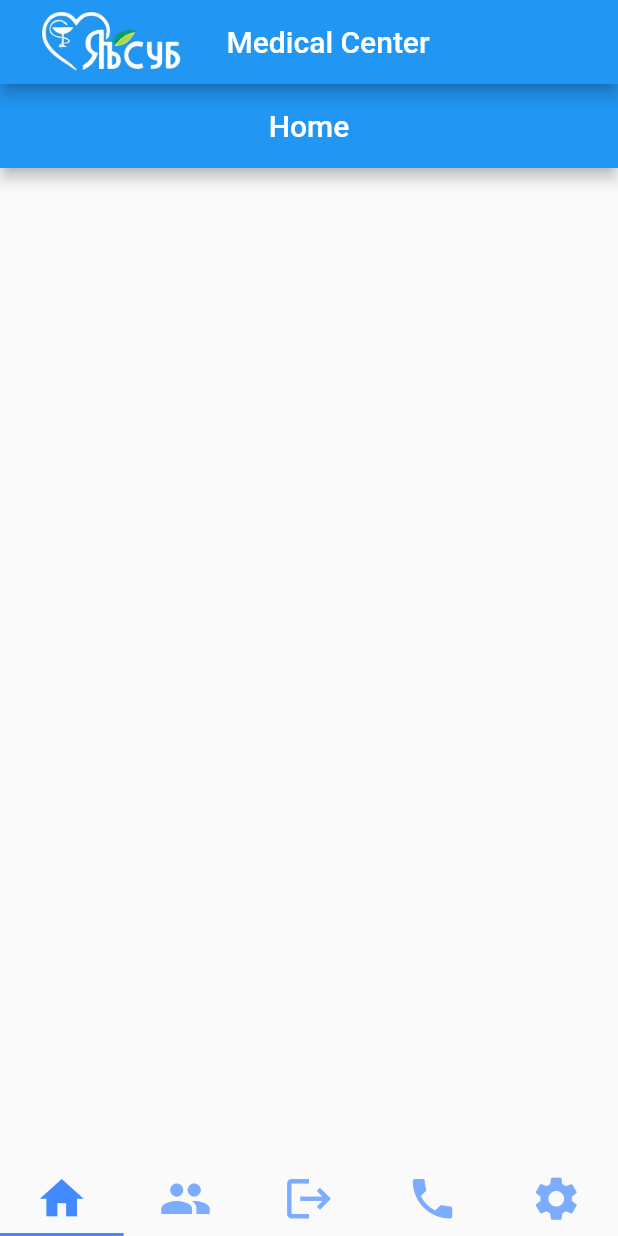
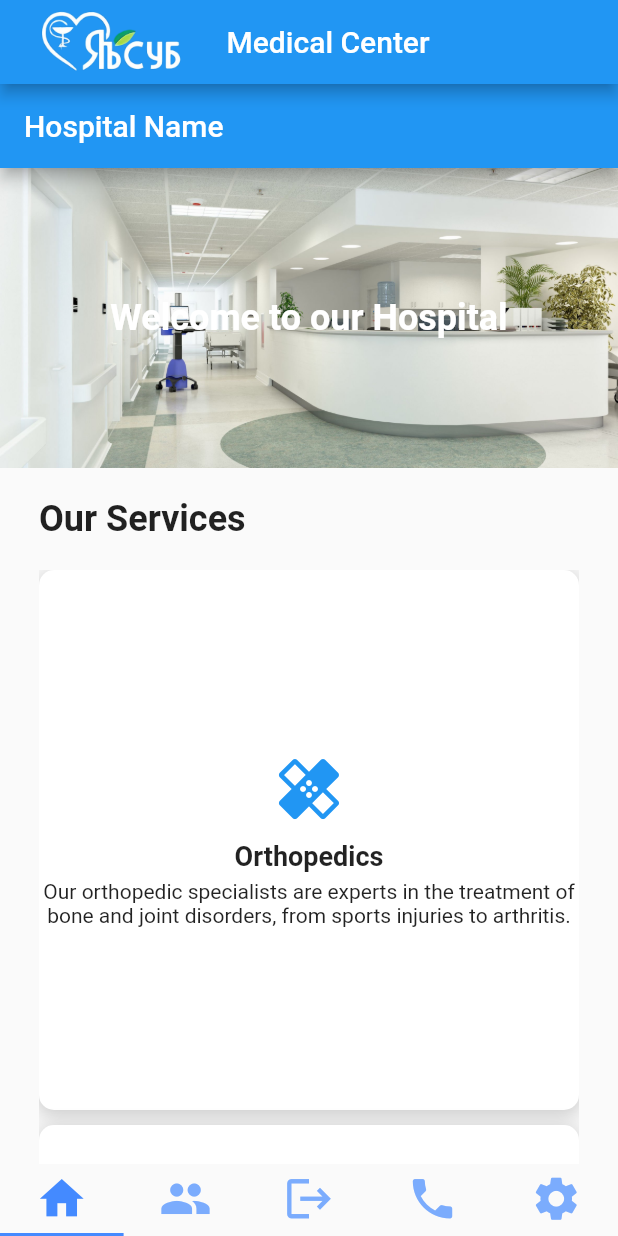
Before and after one commit to MrKomron/flutter_end_project, a Flutter app: the screen it shows after launch, on a phone screen of 412 x 824 dp. Run offline on Flutter 3.47's test engine with Material 2 defaults, Android fonts, the phone set to English and light mode, and no system bars.

Commit message:
home page is aangemaakt

```diff
--- a/lib/main.dart
+++ b/lib/main.dart
@@ -79,6 +79,8 @@ class MedicalCenter extends StatelessWidget {
                 Contact(),
                 Settings(),
               ],
-            )));
+            )
+        )
+    );
   }
 }
--- a/lib/pages/home.dart
+++ b/lib/pages/home.dart
@@ -5,9 +5,131 @@ class HomePage extends StatelessWidget {
   Widget build(BuildContext context) {
     return Scaffold(
       appBar: AppBar(
-        title: Center(child: Text('Home')),
+        title: Text('Hospital Name'),
       ),
-      body: SingleChildScrollView(
+      body: Column(
+        children: [
+          Container(
+            height: 200.0,
+            width: double.infinity,
+            decoration: BoxDecoration(
+              image: DecorationImage(
+                image: AssetImage('assets/images/hospital.jpg'),
+                fit: BoxFit.cover,
+              ),
+            ),
+            child: Center(
+              child: Text(
+                'Welcome to our Hospital',
+                style: TextStyle(
+                  color: Colors.white,
+                  fontSize: 24.0,
+                  fontWeight: FontWeight.bold,
+                ),
+              ),
+            ),
+          ),
+          SizedBox(height: 20.0),
+          Expanded(
+            child: Padding(
+              padding: EdgeInsets.symmetric(horizontal: 26.0),
+              child: Column(
+                crossAxisAlignment: CrossAxisAlignment.start,
+                children: [
+                  Text(
+                    'Our Services',
+                    style: TextStyle(
+                      fontSize: 24.0,
+                      fontWeight: FontWeight.bold,
+                    ),
+                  ),
+                  SizedBox(height: 20.0),
+                  Expanded(
+                    child: GridView.count(
+                      crossAxisCount: 1,
+                      crossAxisSpacing: 10.0,
+                      mainAxisSpacing: 10.0,
+                      children: [
+                        _buildServiceItem(
+                          context,
+                          Icons.healing,
+                          'Orthopedics',
+                          'Our orthopedic specialists are experts in the treatment of bone and joint disorders, from sports injuries to arthritis.',
+                        ),
+                        _buildServiceItem(
+                          context,
+                          Icons.favorite,
+                          'Cardiology',
+                          'Our cardiology department is staffed by highly trained professionals who provide expert care for a range of heart conditions, from arrhythmia to heart attack.',
+                        ),
+                        _buildServiceItem(
+                          context,
+                          Icons.content_paste,
+                          'Laboratory',
+                          'We provide a full range of laboratory services, from routine blood tests to complex genetic testing.',
+                        ),
+                        _buildServiceItem(
+                          context,
+                          Icons.local_hospital,
+                          'Emergency',
+                          'Our emergency department is open 24/7 to provide immediate care for life-threatening injuries and illnesses.',
+                        ),
+                      ],
+                    ),
+                  ),
+                ],
+              ),
+            ),
+          ),
+        ],
+      ),
+    );
+  }
+
+  Widget _buildServiceItem(BuildContext context, IconData icon, String title, String description) {
+    return GestureDetector(
+      onTap: () {
+        // TODO: navigate to service page
+      },
+      child: Container(
+        decoration: BoxDecoration(
+          color: Colors.white,
+          borderRadius: BorderRadius.circular(10.0),
+          boxShadow: [
+            BoxShadow(
+              color: Colors.grey.withOpacity(0.5),
+              spreadRadius: 1,
+              blurRadius: 10,
+              offset: Offset(0, 3),
+            ),
+          ],
+        ),
+        child: Column(
+          mainAxisAlignment: MainAxisAlignment.center,
+          children: [
+            Icon(
+              icon,
+              size: 48.0,
+              color: Theme.of(context).primaryColor,
+            ),
+            SizedBox(height: 10.0),
+            Text(
+              title,
+              style: TextStyle(
+                fontSize: 18.0,
+                fontWeight: FontWeight.bold,
+              ),
+            ),
+            SizedBox(height: 5.0),
+            Text(
+              description,
+              textAlign: TextAlign.center,
+              style: TextStyle(
+                fontSize: 14.0,
+              ),
+            ),
+          ],
+        ),
       ),
     );
   }
```
